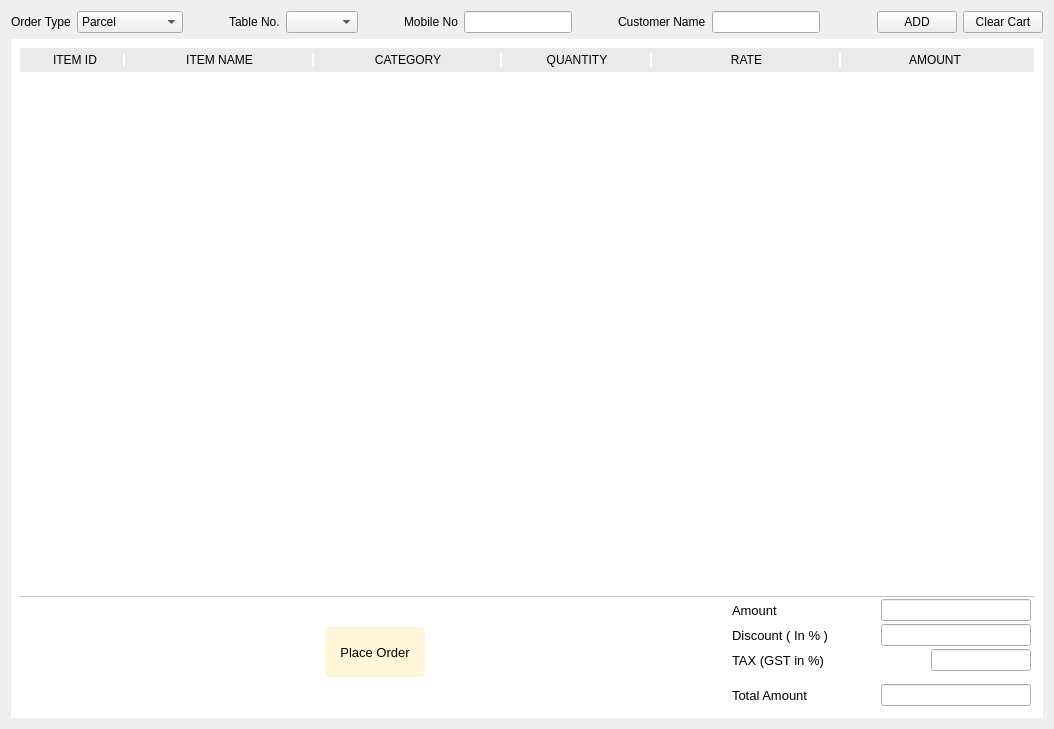
The window that menu/order/orderwidget.ui (Anmol-A-jain/Dyner) describes before a commit, drawn with Qt 5.
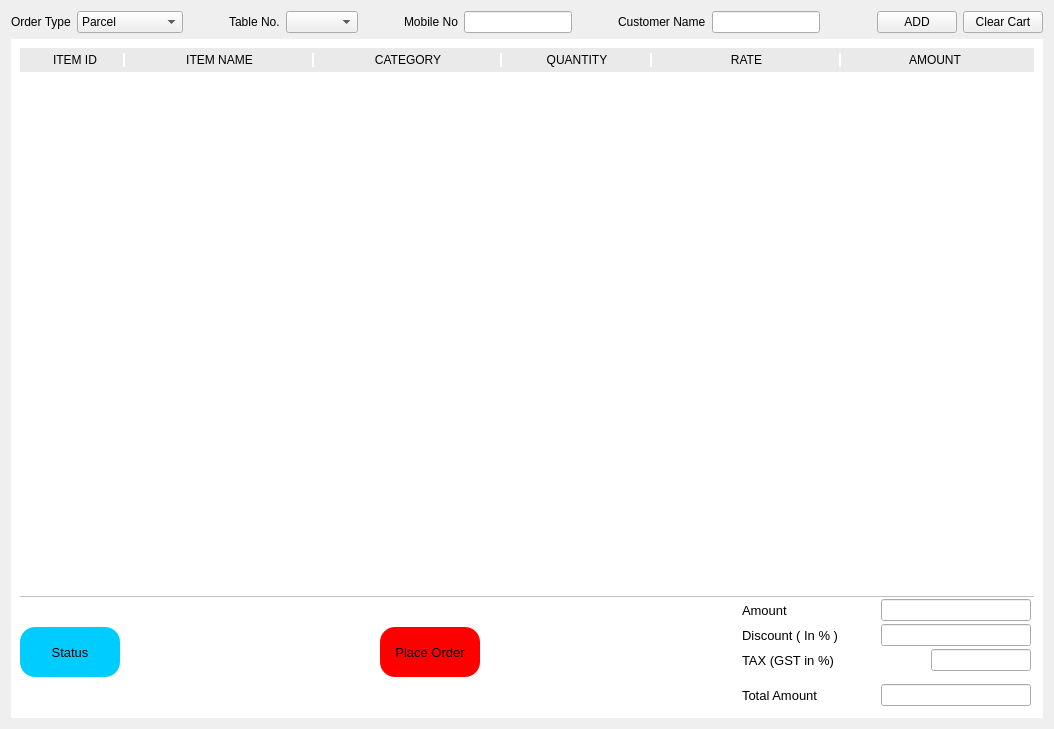
The same window after the commit.

The edit to the form file:
```diff
--- a/menu/order/orderwidget.ui
+++ b/menu/order/orderwidget.ui
@@ -443,6 +443,28 @@
            <property name="bottomMargin">
             <number>0</number>
            </property>
+           <item>
+            <widget class="QPushButton" name="btnStatus">
+             <property name="minimumSize">
+              <size>
+               <width>100</width>
+               <height>50</height>
+              </size>
+             </property>
+             <property name="font">
+              <font>
+               <pointsize>10</pointsize>
+              </font>
+             </property>
+             <property name="styleSheet">
+              <string notr="true">background-color: #00CCFF;
+border-radius:15px;</string>
+             </property>
+             <property name="text">
+              <string>Status</string>
+             </property>
+            </widget>
+           </item>
            <item>
             <spacer name="horizontalSpacer_2">
              <property name="orientation">
@@ -473,8 +495,8 @@
               </font>
              </property>
              <property name="styleSheet">
-              <string notr="true">background-color: rgb(255, 246, 217);
-border-radius:5px;</string>
+              <string notr="true">background-color: red;
+border-radius:15px;</string>
              </property>
              <property name="text">
               <string>Place Order</string>
```
